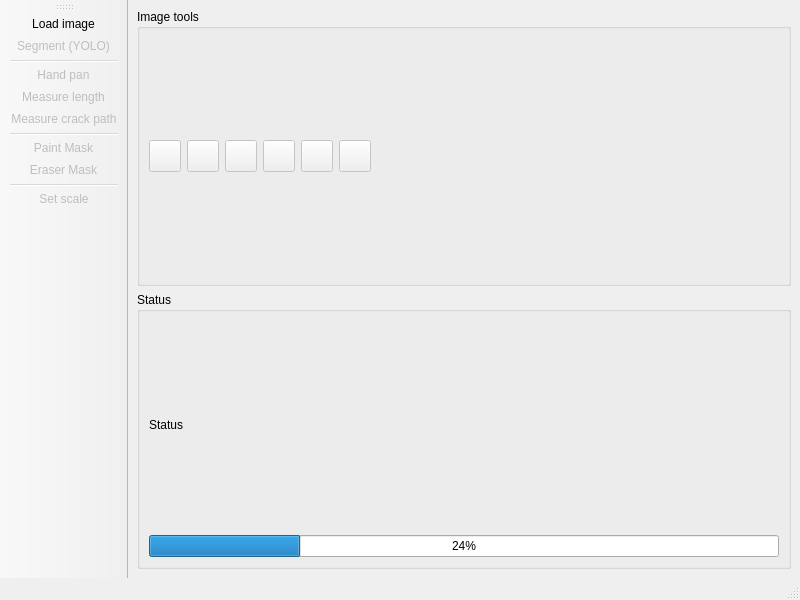
The window that interface.ui (s-du/WhatTheCrack) describes before a commit, drawn with Qt 5.
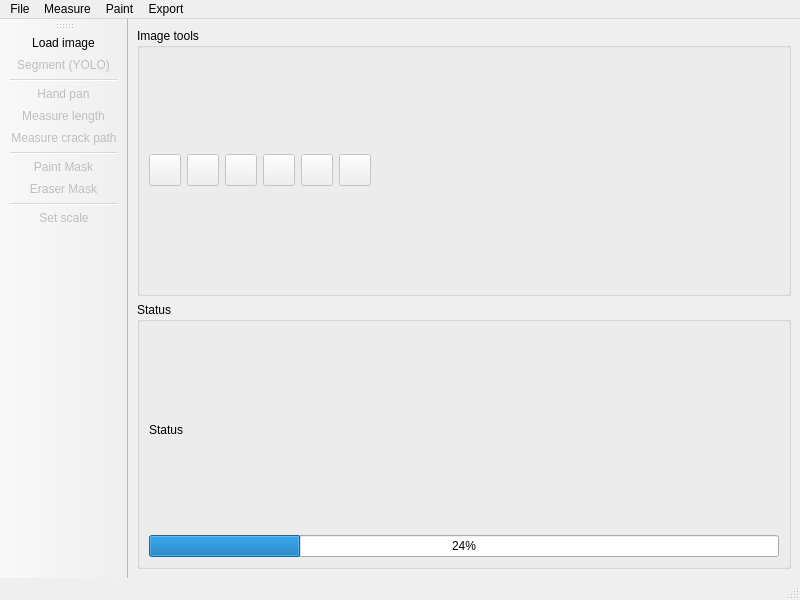
The same window after the commit.

Diff of the .ui file:
```diff
--- a/interface.ui
+++ b/interface.ui
@@ -261,6 +261,37 @@
      <height>26</height>
     </rect>
    </property>
+   <widget class="QMenu" name="menuFile">
+    <property name="title">
+     <string>File</string>
+    </property>
+    <addaction name="actionLoad_image"/>
+   </widget>
+   <widget class="QMenu" name="menuMeasure">
+    <property name="title">
+     <string>Measure</string>
+    </property>
+    <addaction name="actionMeasure"/>
+    <addaction name="actionMeasure_path"/>
+   </widget>
+   <widget class="QMenu" name="menuPaint">
+    <property name="title">
+     <string>Paint</string>
+    </property>
+    <addaction name="actionPaint_mask"/>
+    <addaction name="actionEraser_mask"/>
+   </widget>
+   <widget class="QMenu" name="menuExport">
+    <property name="title">
+     <string>Export</string>
+    </property>
+    <addaction name="actionExport_dxf"/>
+    <addaction name="actionExport_as_annotation"/>
+   </widget>
+   <addaction name="menuFile"/>
+   <addaction name="menuMeasure"/>
+   <addaction name="menuPaint"/>
+   <addaction name="menuExport"/>
   </widget>
   <widget class="QStatusBar" name="statusbar"/>
   <widget class="QToolBar" name="toolBar">
```
Left out of the diff: 13 changed lines with no effect on the pictures.
